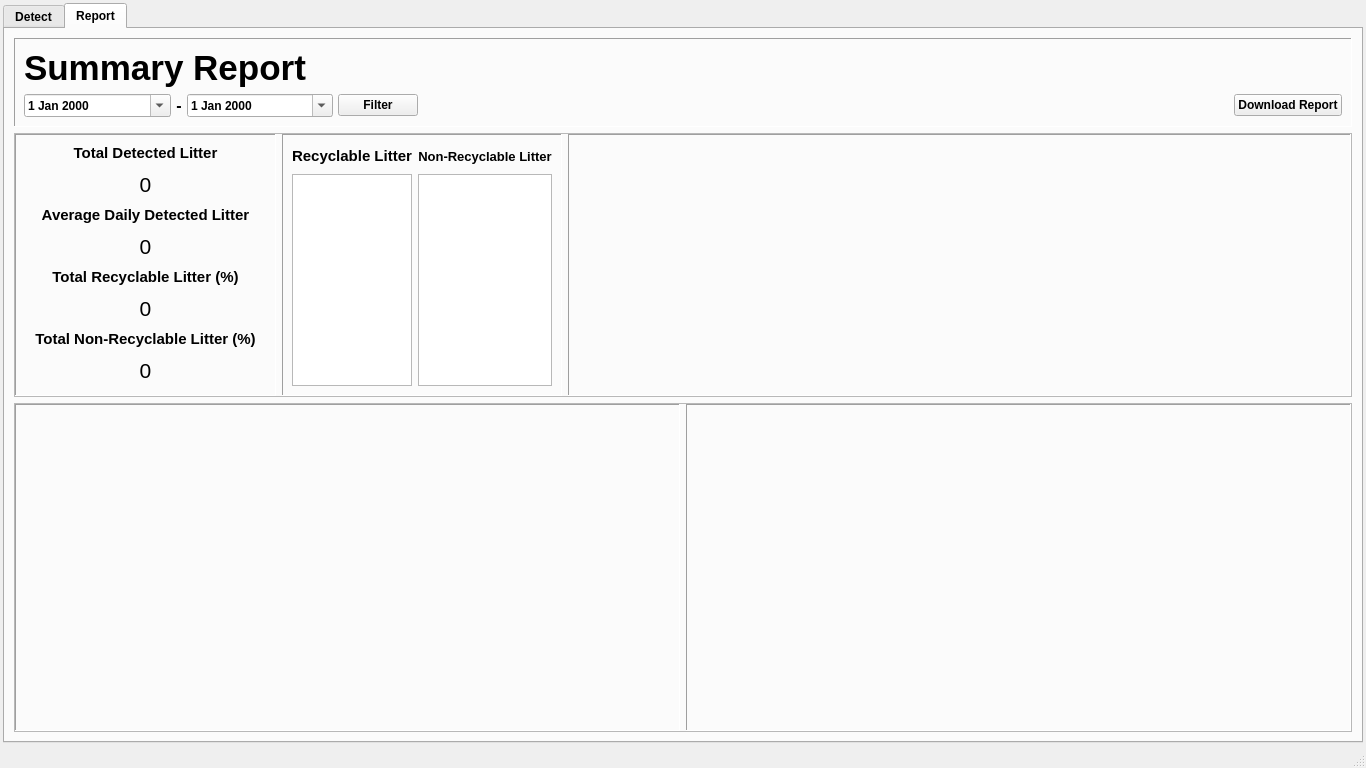
Before: the Qt Designer form app.ui in grandonblake/littereye, drawn with Qt 5.
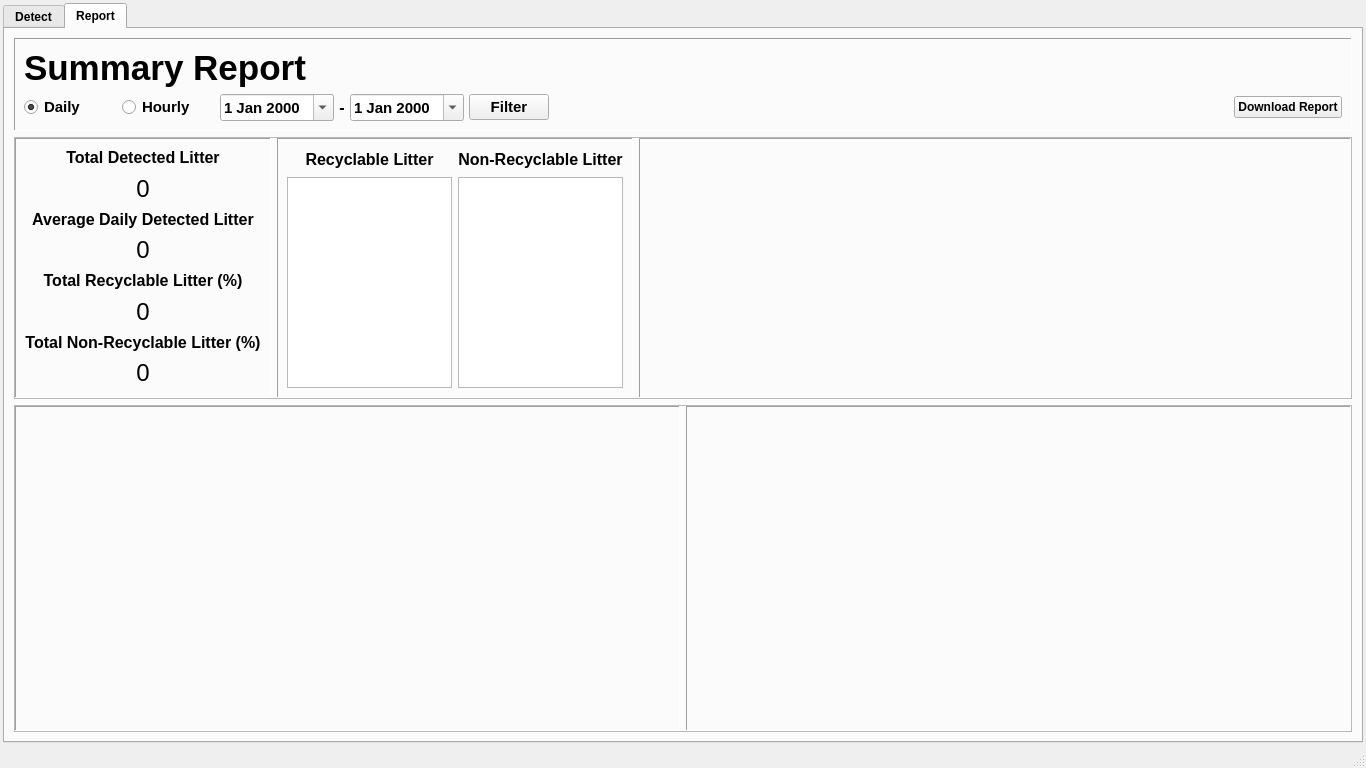
After: the same form once the commit is applied. The open tabs and pages were chosen to show the change.

Commit message: added daily & hour feature and excel export feature

The edit to the form file:
```diff
--- a/app.ui
+++ b/app.ui
@@ -368,9 +368,12 @@
             </widget>
            </item>
            <item>
-            <layout class="QHBoxLayout" name="topFrameLayout" stretch="3,7">
+            <layout class="QHBoxLayout" name="topFrameLayout" stretch="4,6">
+             <property name="sizeConstraint">
+              <enum>QLayout::SetDefaultConstraint</enum>
+             </property>
              <item>
-              <layout class="QHBoxLayout" name="topFrameLeftLayout_2" stretch="1,1,1,1">
+              <layout class="QHBoxLayout" name="topFrameLeftLayout_2" stretch="1,1,1,1,1,1">
                <property name="spacing">
                 <number>5</number>
                </property>
@@ -380,6 +383,33 @@
                <property name="rightMargin">
                 <number>0</number>
                </property>
+               <item>
+                <widget class="QRadioButton" name="dailyRadioButton">
+                 <property name="font">
+                  <font>
+                   <pointsize>11</pointsize>
+                  </font>
+                 </property>
+                 <property name="text">
+                  <string>Daily</string>
+                 </property>
+                 <property name="checked">
+                  <bool>true</bool>
+                 </property>
+                </widget>
+               </item>
+               <item>
+                <widget class="QRadioButton" name="hourlyRadioButton">
+                 <property name="font">
+                  <font>
+                   <pointsize>11</pointsize>
+                  </font>
+                 </property>
+                 <property name="text">
+                  <string>Hourly</string>
+                 </property>
+                </widget>
+               </item>
                <item>
                 <widget class="QDateEdit" name="fromDateEdit">
                  <property name="sizePolicy">
@@ -394,6 +424,11 @@
                    <height>0</height>
                   </size>
                  </property>
+                 <property name="font">
+                  <font>
+                   <pointsize>11</pointsize>
+                  </font>
+                 </property>
                  <property name="layoutDirection">
                   <enum>Qt::LeftToRight</enum>
                  </property>
@@ -436,6 +471,11 @@
                    <verstretch>0</verstretch>
                   </sizepolicy>
                  </property>
+                 <property name="font">
+                  <font>
+                   <pointsize>11</pointsize>
+                  </font>
+                 </property>
                  <property name="calendarPopup">
                   <bool>true</bool>
                  </property>
@@ -449,6 +489,11 @@
                    <verstretch>0</verstretch>
                   </sizepolicy>
                  </property>
+                 <property name="font">
+                  <font>
+                   <pointsize>11</pointsize>
+                  </font>
+                 </property>
                  <property name="text">
                   <string>Filter</string>
                  </property>
@@ -457,9 +502,34 @@
               </layout>
              </item>
              <item>
-              <layout class="QHBoxLayout" name="topFrameRightLayout">
-               <item alignment="Qt::AlignRight|Qt::AlignVCenter">
+              <layout class="QHBoxLayout" name="topFrameRightLayout" stretch="0,0">
+               <property name="sizeConstraint">
+                <enum>QLayout::SetDefaultConstraint</enum>
+               </property>
+               <item>
+                <spacer name="horizontalSpacer">
+                 <property name="orientation">
+                  <enum>Qt::Horizontal</enum>
+                 </property>
+                 <property name="sizeHint" stdset="0">
+                  <size>
+                   <width>40</width>
+                   <height>20</height>
+                  </size>
+                 </property>
+                </spacer>
+               </item>
+               <item>
                 <widget class="QPushButton" name="downloadReportButton">
+                 <property name="sizePolicy">
+                  <sizepolicy hsizetype="Minimum" vsizetype="Fixed">
+                   <horstretch>0</horstretch>
+                   <verstretch>0</verstretch>
+                  </sizepolicy>
+                 </property>
+                 <property name="layoutDirection">
+                  <enum>Qt::LeftToRight</enum>
+                 </property>
                  <property name="text">
                   <string>Download Report</string>
                  </property>
@@ -480,7 +550,7 @@
           <property name="frameShadow">
            <enum>QFrame::Raised</enum>
           </property>
-          <layout class="QHBoxLayout" name="horizontalLayout" stretch="2,2,6">
+          <layout class="QHBoxLayout" name="horizontalLayout" stretch="1,3,6">
            <property name="leftMargin">
             <number>0</number>
            </property>
@@ -508,7 +578,7 @@
                  <widget class="QLabel" name="label">
                   <property name="font">
                    <font>
-                    <pointsize>11</pointsize>
+                    <pointsize>12</pointsize>
                     <weight>75</weight>
                     <bold>true</bold>
                    </font>
@@ -519,13 +589,16 @@
                   <property name="alignment">
                    <set>Qt::AlignCenter</set>
                   </property>
+                  <property name="wordWrap">
+                   <bool>false</bool>
+                  </property>
                  </widget>
                 </item>
                 <item>
                  <widget class="QLabel" name="totalDetectedLitterLabel">
                   <property name="font">
                    <font>
-                    <pointsize>16</pointsize>
+                    <pointsize>18</pointsize>
                     <weight>50</weight>
                     <bold>false</bold>
                    </font>
@@ -546,7 +619,7 @@
                  <widget class="QLabel" name="label_3">
                   <property name="font">
                    <font>
-                    <pointsize>11</pointsize>
+                    <pointsize>12</pointsize>
                     <weight>75</weight>
                     <bold>true</bold>
                    </font>
@@ -557,13 +630,16 @@
                   <property name="alignment">
                    <set>Qt::AlignCenter</set>
                   </property>
+                  <property name="wordWrap">
+                   <bool>false</bool>
+                  </property>
                  </widget>
                 </item>
                 <item>
                  <widget class="QLabel" name="averageDailyDetectedLitterLabel">
                   <property name="font">
                    <font>
-                    <pointsize>16</pointsize>
+                    <pointsize>18</pointsize>
                     <weight>50</weight>
                     <bold>false</bold>
                    </font>
@@ -584,7 +660,7 @@
                  <widget class="QLabel" name="label_4">
                   <property name="font">
                    <font>
-                    <pointsize>11</pointsize>
+                    <pointsize>12</pointsize>
                     <weight>75</weight>
                     <bold>true</bold>
                    </font>
@@ -595,13 +671,16 @@
                   <property name="alignment">
                    <set>Qt::AlignCenter</set>
                   </property>
+                  <property name="wordWrap">
+                   <bool>false</bool>
+                  </property>
                  </widget>
                 </item>
                 <item>
                  <widget class="QLabel" name="totalRecyclableLitterLabel">
                   <property name="font">
                    <font>
-                    <pointsize>16</pointsize>
+                    <pointsize>18</pointsize>
                     <weight>50</weight>
                     <bold>false</bold>
                    </font>
@@ -622,24 +701,30 @@
                  <widget class="QLabel" name="label_6">
                   <property name="font">
                    <font>
-                    <pointsize>11</pointsize>
+                    <pointsize>12</pointsize>
                     <weight>75</weight>
                     <bold>true</bold>
                    </font>
                   </property>
+                  <property name="lineWidth">
+                   <number>1</number>
+                  </property>
                   <property name="text">
                    <string>Total Non-Recyclable Litter (%)</string>
                   </property>
                   <property name="alignment">
                    <set>Qt::AlignCenter</set>
                   </property>
+                  <property name="wordWrap">
+                   <bool>false</bool>
+                  </property>
                  </widget>
                 </item>
                 <item>
                  <widget class="QLabel" name="totalNonRecyclableLitterLabel">
                   <property name="font">
                    <font>
-                    <pointsize>16</pointsize>
+                    <pointsize>18</pointsize>
                     <weight>50</weight>
                     <bold>false</bold>
                    </font>
@@ -672,7 +757,7 @@
                  <widget class="QLabel" name="label_9">
                   <property name="font">
                    <font>
-                    <pointsize>11</pointsize>
+                    <pointsize>12</pointsize>
                     <weight>75</weight>
                     <bold>true</bold>
                    </font>
@@ -687,15 +772,27 @@
                 </item>
                 <item>
                  <widget class="QListWidget" name="recyclableLitterListWidget">
+                  <property name="font">
+                   <font>
+                    <family>Segoe UI Light</family>
+                    <pointsize>12</pointsize>
+                   </font>
+                  </property>
                   <property name="horizontalScrollBarPolicy">
                    <enum>Qt::ScrollBarAlwaysOff</enum>
                   </property>
+                  <property name="isWrapping" stdset="0">
+                   <bool>false</bool>
+                  </property>
                   <property name="layoutMode">
                    <enum>QListView::SinglePass</enum>
                   </property>
                   <property name="modelColumn">
                    <number>0</number>
                   </property>
+                  <property name="wordWrap">
+                   <bool>true</bool>
+                  </property>
                  </widget>
                 </item>
                </layout>
@@ -706,7 +803,7 @@
                  <widget class="QLabel" name="label_10">
                   <property name="font">
                    <font>
-                    <pointsize>10</pointsize>
+                    <pointsize>12</pointsize>
                     <weight>75</weight>
                     <bold>true</bold>
                    </font>
@@ -721,9 +818,21 @@
                 </item>
                 <item>
                  <widget class="QListWidget" name="nonRecyclableLitterListWidget">
+                  <property name="font">
+                   <font>
+                    <family>Segoe UI Light</family>
+                    <pointsize>12</pointsize>
+                   </font>
+                  </property>
                   <property name="horizontalScrollBarPolicy">
                    <enum>Qt::ScrollBarAlwaysOff</enum>
                   </property>
+                  <property name="isWrapping" stdset="0">
+                   <bool>false</bool>
+                  </property>
+                  <property name="wordWrap">
+                   <bool>true</bool>
+                  </property>
                  </widget>
                 </item>
                </layout>
```
Left out of the diff: 49 changed lines with no effect on the pictures. The commit also changes 5 other files.
